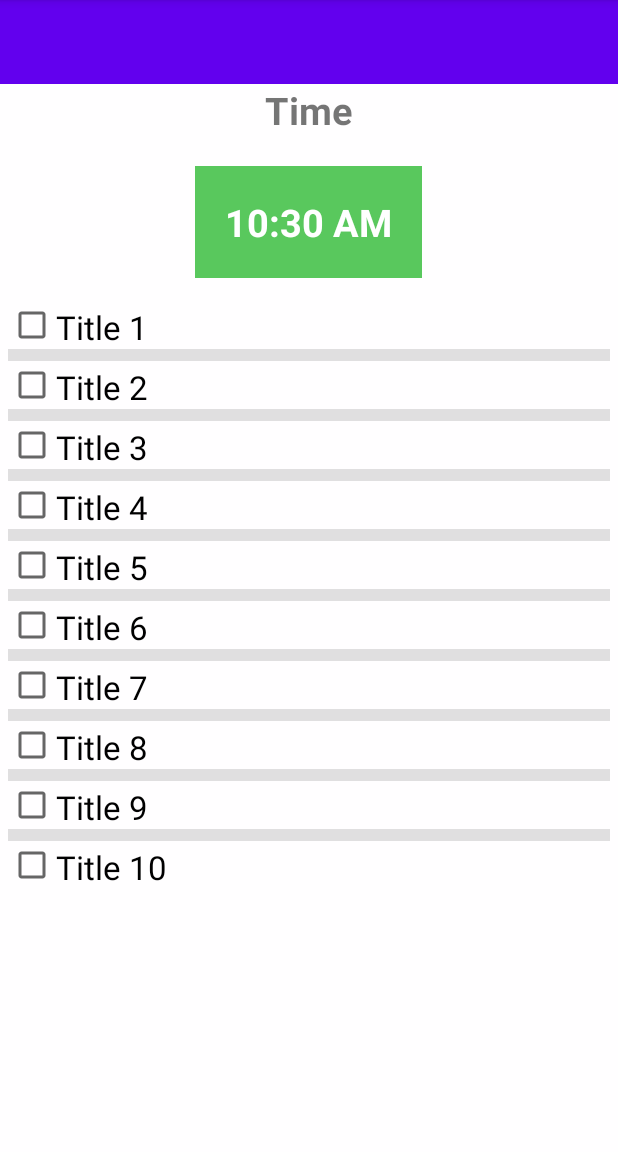
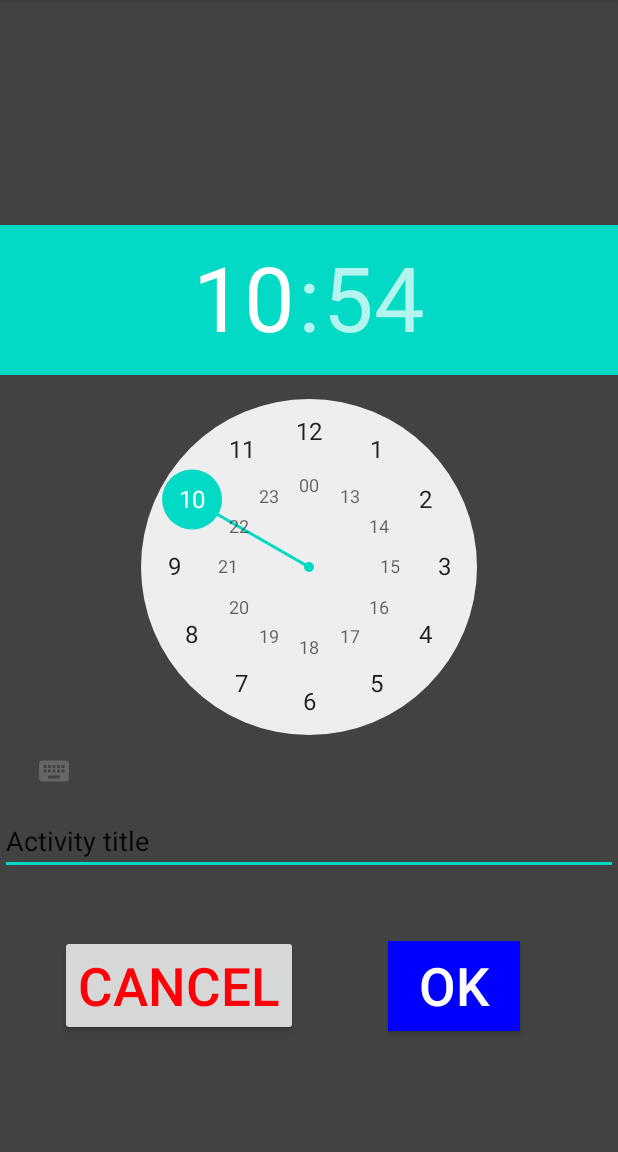
Before and after one commit to manufloresuwu/TimeManager, an Android app: the screen it shows after launch (ThingsToDoActivity before the commit, AddTaskActivity after it), after a tap on "INICIO", on a phone screen of 412 x 824 dp, the part 84-1236 px from its top. Run offline under Robolectric (Android 15) with nearby library versions, the phone set to English and light mode, and no system bars.

Commit message:
comunicación entre addTask y toDoList

```diff
--- a/app/src/main/java/com/manuela/timemanager/AddTaskActivity.java
+++ b/app/src/main/java/com/manuela/timemanager/AddTaskActivity.java
@@ -1,29 +1,56 @@
 package com.manuela.timemanager;
 
-import androidx.appcompat.app.AppCompatActivity;
-
 import android.content.Intent;
+import android.os.Build;
 import android.os.Bundle;
 import android.view.View;
 import android.widget.Button;
+import android.widget.EditText;
 import android.widget.TimePicker;
+
+import androidx.annotation.RequiresApi;
+import androidx.appcompat.app.AppCompatActivity;
+
+import java.util.Calendar;
 
 public class AddTaskActivity extends AppCompatActivity {
 
+    TimePicker timer;
+    int hora, minutos, t = 0;
+    String texto = "";
+    EditText txt;
+    private ThingsToDoActivity todo;
+
+    public AddTaskActivity(){
+         //this.hora=hora;
+         //this.minutos=minutos;
+    }
+
+    @RequiresApi(api = Build.VERSION_CODES.M)
     @Override
     protected void onCreate(Bundle savedInstanceState) {
         super.onCreate(savedInstanceState);
         setContentView(R.layout.activity_add_task);
 
-        Button ok = (Button) findViewById(R.id.button);
+        Button Bok = (Button) findViewById(R.id.ok);
         Button cancel = (Button) findViewById(R.id.cancel);
+        txt=(EditText)findViewById(R.id.txt);
 
-        TimePicker timer = (TimePicker) findViewById(R.id.timer);
+        texto = txt.getText().toString();
 
-        ok.setOnClickListener(new View.OnClickListener() {
+        timer = (TimePicker) findViewById(R.id.timer);
+        timer.setIs24HourView(true);
+        timer.setCurrentHour(Calendar.getInstance().get(Calendar.HOUR_OF_DAY));
+
+        hora = timer.getHour();
+        minutos = timer.getMinute();
+
+        Bok.setOnClickListener(new View.OnClickListener() {
             @Override
             public void onClick(View v) {
-                Intent intent = new Intent(AddTaskActivity.this, CalendarActivity.class);
+                t++;
+                //todo.setTareas(t);
+                Intent intent = new Intent(AddTaskActivity.this, ThingsToDoActivity.class);
                 startActivity(intent);
             }
         });
@@ -35,9 +62,19 @@ public class AddTaskActivity extends AppCompatActivity {
             }
         });
 
-        //public void añadirActividad(int hora){
 
-        //}
 
     }
+
+
+    public String getTexto(){
+        return texto;
+    }
+    public int getHora(){
+        return hora;
+    }
+    public int getMinutos(){
+        return minutos;
+    }
+
 }
--- a/app/src/main/java/com/manuela/timemanager/MainActivity.java
+++ b/app/src/main/java/com/manuela/timemanager/MainActivity.java
@@ -25,7 +25,7 @@ public class MainActivity extends AppCompatActivity {
             @Override
             public void onClick(View view){
                 mp.start();
-                Intent intent= new Intent (MainActivity.this, ThingsToDoActivity.class);
+                Intent intent= new Intent (MainActivity.this, AddTaskActivity.class);
                 startActivity(intent);
             }
         });
--- a/app/src/main/java/com/manuela/timemanager/ThingsToDoActivity.java
+++ b/app/src/main/java/com/manuela/timemanager/ThingsToDoActivity.java
@@ -13,8 +13,11 @@ import androidx.appcompat.app.AppCompatActivity;
 
 public class ThingsToDoActivity extends AppCompatActivity {
     List<Row> rows;
-
+    int tareas = 1;
     private ListView listView;
+    private AddTaskActivity addT;
+    public ThingsToDoActivity(){
+    }
 
     @Override
     protected void onCreate(Bundle savedInstanceState) {
@@ -24,15 +27,13 @@ public class ThingsToDoActivity extends AppCompatActivity {
 
         rows = new ArrayList<Row>(10);
         Row row = null;
-        for (int i = 1; i < 11; i++) {
+        for (int i = 1; i < tareas; i++) {
             row = new Row();
-            row.setTitle("Title " + i);
-            row.setSubtitle("Subtitle " + i);
+            row.setTitle("Title: " + addT.getTexto());
+            row.setSubtitle("At: " + addT.getHora() + ":" + addT.getMinutos());
             rows.add(row);
         }
-        rows.get(3).setChecked(true);
-        rows.get(6).setChecked(true);
-        rows.get(9).setChecked(true);
+//        rows.get(3).setChecked(true);
 
         listView.setAdapter(new CustomArrayAdapter(this, rows));
 
@@ -45,4 +46,7 @@ public class ThingsToDoActivity extends AppCompatActivity {
             }
         });
     }
+    public void setTareas(int tr){
+        tareas = tr;
+    }
 }
--- a/app/src/main/res/layout/activity_add_task.xml
+++ b/app/src/main/res/layout/activity_add_task.xml
@@ -13,8 +13,16 @@
         android:layout_width="wrap_content"
         android:layout_height="wrap_content"
         android:layout_marginTop="150dp"
-        android:background="@color/cardview_dark_background"></TimePicker>
+        android:background="@color/cardview_dark_background"
+        tools:ignore="PrivateResource" />
 
+    <EditText
+        android:id="@+id/txt"
+        android:layout_width="match_parent"
+        android:layout_height="wrap_content"
+        android:ems="10"
+        android:inputType="textPersonName"
+        android:text="Activity title" />
     <LinearLayout
         android:layout_width="match_parent"
         android:layout_height="wrap_content"
@@ -31,6 +39,7 @@
             android:textSize="35dp"></Button>
 
         <Button
+            android:id="@+id/ok"
             android:layout_width="wrap_content"
             android:layout_height="60dp"
             android:text="OK"
--- a/app/src/main/res/layout/activity_calendar.xml
+++ b/app/src/main/res/layout/activity_calendar.xml
@@ -28,10 +28,11 @@
             android:background="@color/cardview_light_background"
             android:dateTextAppearance="@style/TextAppearance.AppCompat.Medium"></CalendarView>
     </LinearLayout>
+
     <LinearLayout
         android:layout_width="match_parent"
         android:layout_height="wrap_content"
-        android:layout_marginTop="30dp"
+        android:layout_marginTop="5dp"
         android:orientation="horizontal">
 
         <ImageButton
@@ -53,4 +54,5 @@
             ></Button>
 
     </LinearLayout>
+
 </LinearLayout>
--- a/app/src/main/res/layout/todo_layout.xml
+++ b/app/src/main/res/layout/todo_layout.xml
@@ -5,13 +5,6 @@
     android:background="#FFFEFF"
     android:orientation="vertical">
 
-    <androidx.appcompat.widget.Toolbar
-        android:id="@+id/toolbar2"
-        android:layout_width="match_parent"
-        android:layout_height="wrap_content"
-        android:background="?attr/colorPrimary"
-        android:minHeight="?attr/actionBarSize"
-        android:theme="?attr/actionBarTheme" />
 
     <TextView
         android:id="@+id/textView2"
```
Also changed, not shown: app/src/main/res/drawable/ic_baseline_notifications_24.xml (added, +9 -0 lines).
